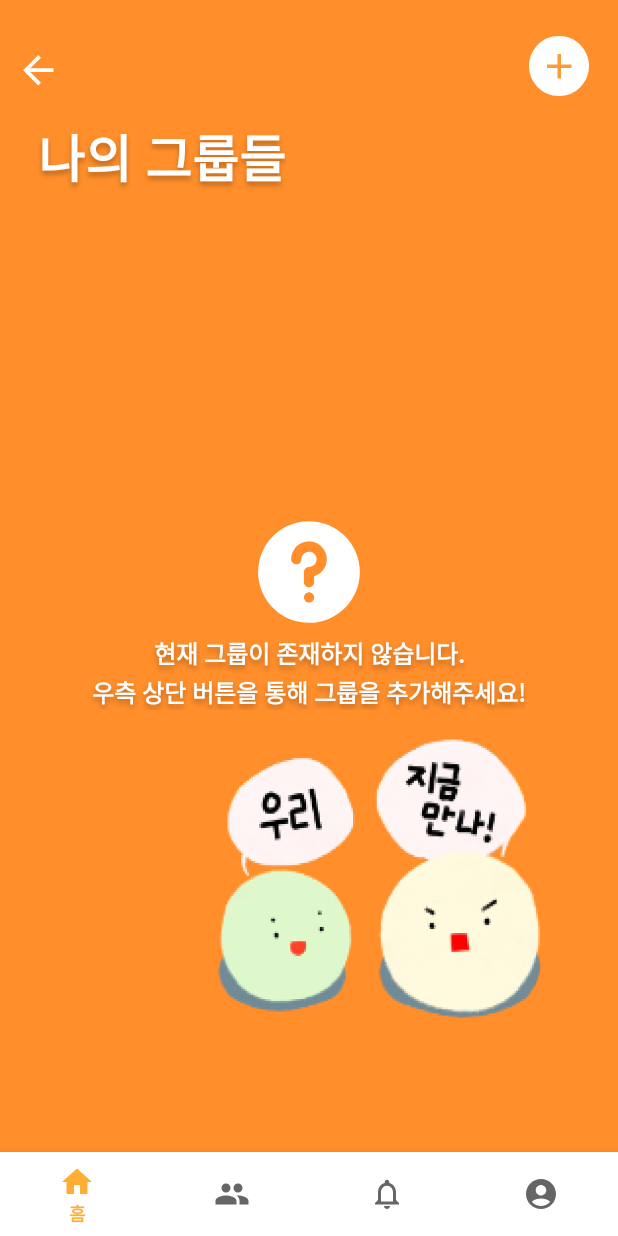
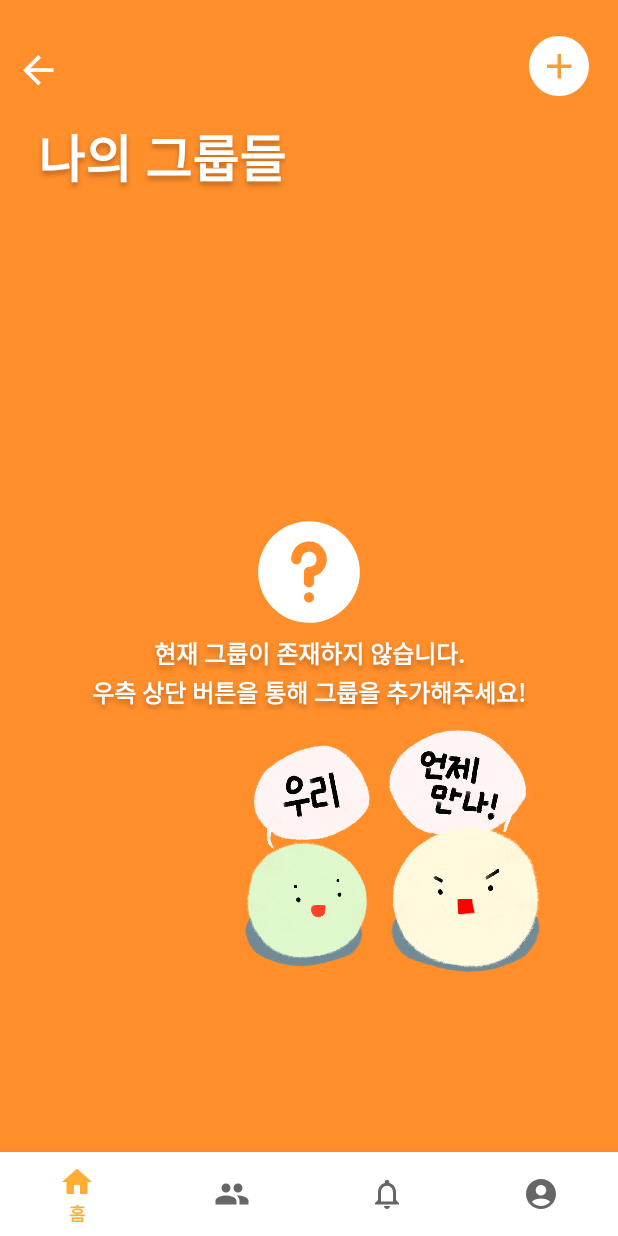
Before and after one commit to WooManSi/WooManSi_Android, an Android app: the fragment GroupMainFragment placed in its activity, on a phone screen of 412 x 824 dp. Run offline under Robolectric (Android 15) with nearby library versions, the phone set to English and light mode, and no system bars; our stand-ins replace Firebase (no records; nobody signed in at launch, a user with empty details on screens opened directly).

Commit message:
refactor: 그룹메인화면의 배경 속 아이콘 따로 분리

```diff
--- a/app/src/main/res/layout/fragment_group_main.xml
+++ b/app/src/main/res/layout/fragment_group_main.xml
@@ -3,7 +3,7 @@
     xmlns:app="http://schemas.android.com/apk/res-auto"
     android:layout_width="match_parent"
     android:layout_height="match_parent"
-    android:background="@drawable/group_background">
+    android:background="#FF8E2B">
 <!--    #FF8E2B-->
 
     <LinearLayout
@@ -91,4 +91,14 @@
 
     </LinearLayout>
 
+    <ImageView
+      android:id="@+id/imageView2"
+      android:layout_width="200dp"
+      android:layout_height="200dp"
+      android:layout_alignParentBottom="true"
+      android:layout_alignParentRight="true"
+      android:layout_marginRight="50dp"
+      android:layout_marginBottom="100dp"
+      app:srcCompat="@drawable/ic_group_background" />
+
 </RelativeLayout>
```
Also changed, not shown: app/src/main/res/drawable-v24/ic_group_background.png (added), app/src/main/res/drawable/group_background.png (deleted).
